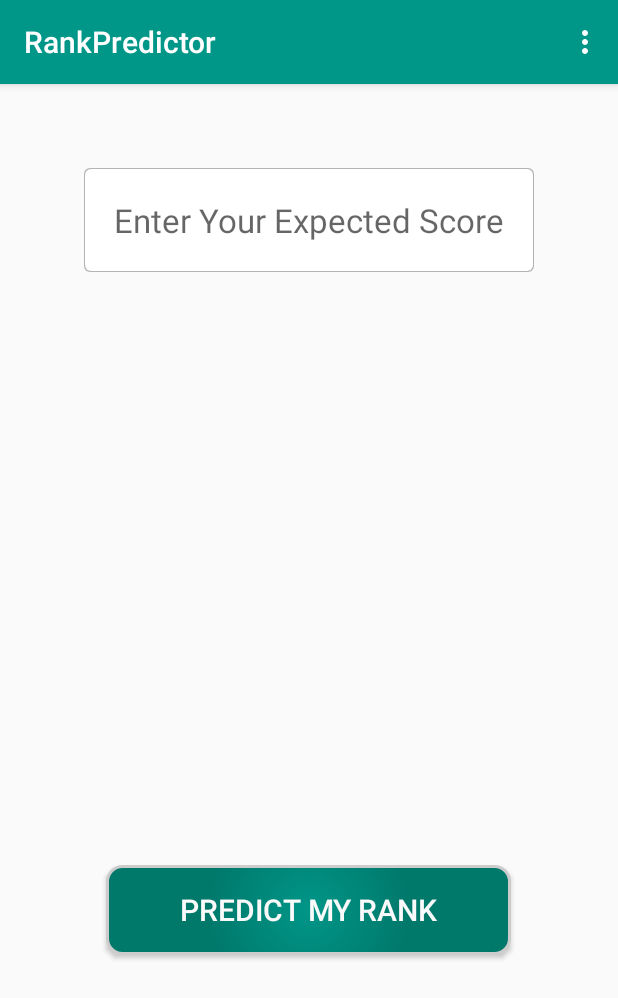
After one commit to akshayaggarwal99/We_Counsel, an Android app: the RankPredictor screen opened directly, with no data from a screen before it, on a phone screen of 412 x 824 dp. The commit adds this screen. Shown: the top 998 px of the screen. Run offline under Robolectric (Android 15) with nearby library versions, the phone set to English and light mode, and no system bars.

Commit message:
Rank Predictor Layout added

```diff
--- a/app/build.gradle
+++ b/app/build.gradle
@@ -22,6 +22,5 @@ android {
 dependencies {
     compile fileTree(include: ['*.jar'], dir: 'libs')
     compile 'com.android.support:appcompat-v7:22.1.1'
-    compile 'it.neokree:MaterialTabs:0.11'
     compile files('libs/StartAppInApp-3.0.jar')
 }
--- a/app/src/main/java/com/aka/wecounsel/MainActivity.java
+++ b/app/src/main/java/com/aka/wecounsel/MainActivity.java
@@ -101,7 +101,7 @@ public class MainActivity extends ActionBarActivity {
 
     public void onFindCollegesClick(View view) {
         Intent intent = new Intent(getApplicationContext(), SubActivity.class);
-        et_rank = (EditText) findViewById(R.id.edit_score);
+        et_rank = (EditText) findViewById(R.id.edit_rank);
         rank = et_rank.getText().toString();
         String category =spinner_category.getSelectedItem().toString();
         intent.putExtra("category",category);
--- /dev/null
+++ b/app/src/main/java/com/aka/wecounsel/RankPredictor.java
@@ -0,0 +1,52 @@
+package com.aka.wecounsel;
+
+import android.content.Intent;
+import android.support.v7.app.ActionBarActivity;
+import android.os.Bundle;
+import android.view.Menu;
+import android.view.MenuItem;
+import android.view.View;
+import android.widget.EditText;
+
+
+public class RankPredictor extends ActionBarActivity {
+
+    EditText et_score;
+    String score;
+    @Override
+    protected void onCreate(Bundle savedInstanceState) {
+        super.onCreate(savedInstanceState);
+        setContentView(R.layout.activity_rank_predictor);
+    }
+
+    @Override
+    public boolean onCreateOptionsMenu(Menu menu) {
+        // Inflate the menu; this adds items to the action bar if it is present.
+        getMenuInflater().inflate(R.menu.menu_rank_predictor, menu);
+        return true;
+    }
+
+    @Override
+    public boolean onOptionsItemSelected(MenuItem item) {
+        // Handle action bar item clicks here. The action bar will
+        // automatically handle clicks on the Home/Up button, so long
+        // as you specify a parent activity in AndroidManifest.xml.
+        int id = item.getItemId();
+
+        //noinspection SimplifiableIfStatement
+        if (id == R.id.action_settings) {
+            return true;
+        }
+
+        return super.onOptionsItemSelected(item);
+    }
+
+    public void onPredictRankClick(View view) {
+
+        et_score = (EditText) findViewById(R.id.edit_score);
+        score = et_score.getText().toString();
+        Intent intent =new Intent(this,SubActivity_2.class);
+        intent.putExtra("score",score);
+        startActivity(intent);
+    }
+}
--- a/app/src/main/java/com/aka/wecounsel/Splash.java
+++ b/app/src/main/java/com/aka/wecounsel/Splash.java
@@ -46,7 +46,7 @@ public class Splash extends ActionBarActivity {
                 } catch (InterruptedException e) {
                     e.printStackTrace();
                 } finally {
-                    Intent i= new Intent(getApplicationContext(),MainActivity.class);
+                    Intent i= new Intent(getApplicationContext(),SelectionActivity.class);
                     startActivity(i);
 
                 }
--- a/app/src/main/res/layout/activity_main.xml
+++ b/app/src/main/res/layout/activity_main.xml
@@ -19,7 +19,7 @@
     android:layout_alignParentRight="true"
     android:layout_alignParentEnd="true">
     <EditText
-        android:id="@+id/edit_score"
+        android:id="@+id/edit_rank"
         android:layout_width="wrap_content"
         android:layout_height="wrap_content"
         android:textSize="22sp"
--- /dev/null
+++ b/app/src/main/res/layout/activity_rank_predictor.xml
@@ -0,0 +1,41 @@
+<RelativeLayout xmlns:android="http://schemas.android.com/apk/res/android"
+    xmlns:tools="http://schemas.android.com/tools" android:layout_width="match_parent"
+    android:layout_height="match_parent" android:paddingLeft="@dimen/activity_horizontal_margin"
+    android:paddingRight="@dimen/activity_horizontal_margin"
+    android:paddingTop="@dimen/activity_vertical_margin"
+    android:paddingBottom="@dimen/activity_vertical_margin"
+    tools:context="com.aka.wecounsel.RankPredictor">
+
+    <EditText
+        android:id="@+id/edit_score"
+        android:layout_width="wrap_content"
+        android:layout_height="wrap_content"
+        android:textSize="22sp"
+        android:inputType="number"
+        android:padding="20dp"
+        android:hint="Enter Your Expected Score"
+        android:textColor="@color/sinch_purple"
+        android:background="@drawable/inputbox"
+        android:imeOptions="actionNext"
+        android:layout_gravity="center"
+        android:layout_marginTop="40dp"
+        android:layout_alignParentTop="true"
+        android:layout_centerHorizontal="true"
+        /><requestFocus/>
+
+    <Button
+        android:id="@+id/predict_rank"
+        android:layout_width="wrap_content"
+        android:layout_height="wrap_content"
+
+        android:background="@drawable/button_shape"
+        android:text="Predict My Rank"
+        android:textSize="20dp"
+        android:layout_gravity="center"
+        android:onClick="onPredictRankClick"
+
+        android:layout_alignParentBottom="true"
+        android:layout_centerHorizontal="true"
+        android:layout_marginBottom="171dp" />
+
+</RelativeLayout>
--- /dev/null
+++ b/app/src/main/res/menu/menu_rank_predictor.xml
@@ -0,0 +1,6 @@
+<menu xmlns:android="http://schemas.android.com/apk/res/android"
+    xmlns:app="http://schemas.android.com/apk/res-auto"
+    xmlns:tools="http://schemas.android.com/tools" tools:context="com.aka.wecounsel.RankPredictor">
+    <item android:id="@+id/action_settings" android:title="@string/action_settings"
+        android:orderInCategory="100" app:showAsAction="never" />
+</menu>
--- /dev/null
+++ b/app/src/main/res/menu/menu_sub_activity_2.xml
@@ -0,0 +1,6 @@
+<menu xmlns:android="http://schemas.android.com/apk/res/android"
+    xmlns:app="http://schemas.android.com/apk/res-auto"
+    xmlns:tools="http://schemas.android.com/tools" tools:context="com.aka.wecounsel.SubActivity_2">
+    <item android:id="@+id/action_settings" android:title="@string/action_settings"
+        android:orderInCategory="100" app:showAsAction="never" />
+</menu>
--- a/app/src/main/res/values/strings.xml
+++ b/app/src/main/res/values/strings.xml
@@ -6,4 +6,6 @@
     <string name="title_activity_splash">Splash</string>
     <string name="title_activity_sub">SubActivity</string>
     <string name="title_activity_selection">SelectionActivity</string>
+    <string name="title_activity_rank_predictor">RankPredictor</string>
+    <string name="title_activity_sub_activity_2">SubActivity_2</string>
 </resources>
```
Also changed, not shown: app/src/main/AndroidManifest.xml (+25 -17 lines), app/src/main/java/com/aka/wecounsel/DataBaseHelper.java (+11 -3 lines), app/src/main/java/com/aka/wecounsel/SelectionActivity.java (added, +50 -0 lines), app/src/main/java/com/aka/wecounsel/SubActivity.java (+3 -5 lines), app/src/main/java/com/aka/wecounsel/SubActivity_2.java (added, +135 -0 lines), app/src/main/res/layout/activity_selection.xml (added, +39 -0 lines), app/src/main/res/layout/activity_sub_activity_2.xml (added, +13 -0 lines), 1 other file.
